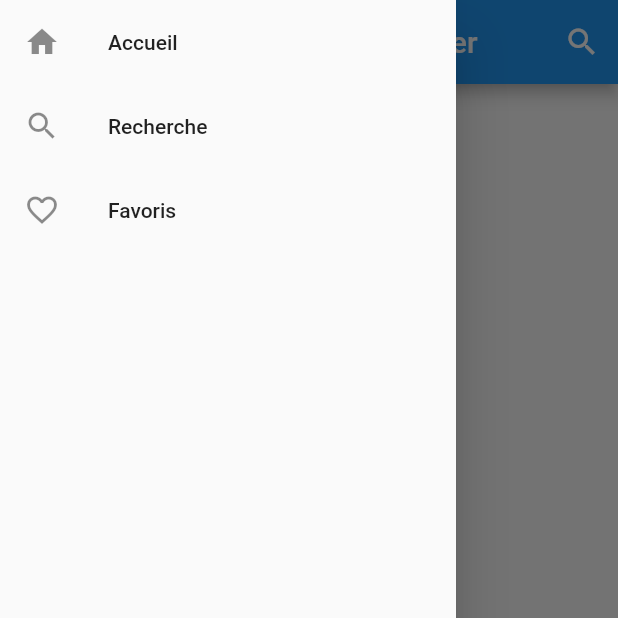
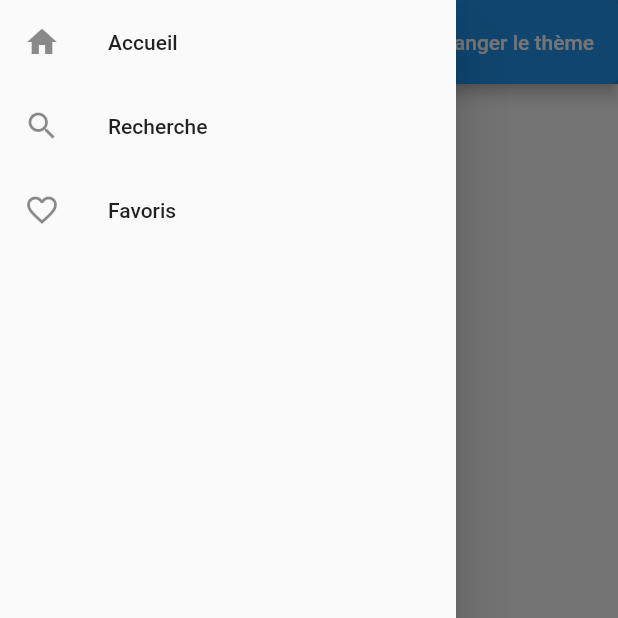
Before and after one commit to ClementDemade/project_got, a Flutter app: the screen it shows after launch, with the side drawer open, on a phone screen of 412 x 824 dp, the top half of it. Run offline on Flutter 3.47's test engine with Material 2 defaults, Android fonts, the phone set to English and light mode, and no system bars; our stand-ins replace adaptive_theme, bloc, dio, flutter_bloc; network calls fail.

Commit message:
ajout du mode dark

```diff
--- a/lib/main.dart
+++ b/lib/main.dart
@@ -6,6 +6,7 @@ import 'package:projet_got/utils/api_service.dart';
 import 'package:projet_got/views/favorite_widget.dart';
 import 'package:projet_got/views/home.dart';
 import 'package:projet_got/views/search_page.dart';
+import 'package:adaptive_theme/adaptive_theme.dart';
 
 import 'cubit/main_character_cubit.dart';
 
@@ -32,7 +33,21 @@ class MyApp extends StatelessWidget {
           )..fetch(),
         ),
       ],
-      child: MaterialApp(
+      child: AdaptiveTheme(
+        light: ThemeData(
+          brightness: Brightness.light,
+          primarySwatch: Colors.blue,
+        ),
+        dark: ThemeData(
+          brightness: Brightness.dark,
+          primarySwatch: Colors.orange,
+        ),
+        initial: AdaptiveThemeMode.light,
+        builder: (theme, darkTheme) => MaterialApp(
+          debugShowCheckedModeBanner: false,
+          title: 'Flutter Dark Mode',
+          theme: theme,
+          darkTheme: darkTheme,
           initialRoute: '/',
           routes: <String,WidgetBuilder> {
             '/': (BuildContext context) {
@@ -43,10 +58,10 @@ class MyApp extends StatelessWidget {
             },
             '/favorite': (BuildContext context) {
               return FavoritePage(initialfavoris: favoris);
-            }
-          },
-
-        ),
-      );
+            },
+        }
+      ),
+    ),
+    );
   }
 }
--- a/lib/views/home.dart
+++ b/lib/views/home.dart
@@ -1,3 +1,4 @@
+import 'package:adaptive_theme/adaptive_theme.dart';
 import 'package:flutter/material.dart';
 import 'package:flutter_bloc/flutter_bloc.dart';
 import 'package:projet_got/cubit/main_character_cubit.dart';
@@ -5,12 +6,11 @@ import 'package:projet_got/models/main_character_data.dart';
 import 'package:projet_got/repository/main_character_favorite_repository.dart';
 import 'package:projet_got/views/NavBar.dart';
 import 'package:projet_got/views/main_character_current_widget.dart';
-import 'package:projet_got/views/search_page.dart';
-
 
 class HomePage extends StatefulWidget {
   HomePage({Key? key, required this.initialfavoris}) : super(key: key);
   MainCharacterFavoriteRepository initialfavoris;
+
 
   @override
   HomePageState createState() => new HomePageState(favoris: initialfavoris);
@@ -18,22 +18,48 @@ class HomePage extends StatefulWidget {
 
 class HomePageState extends State<HomePage> {
   MainCharacterFavoriteRepository favoris;
+  bool darkmode = false;
+  dynamic savedThemeMode;
+
+  void initState() {
+    super.initState();
+    getCurrentTheme();
+  }
+
 
   HomePageState({required this.favoris});
   @override
   Widget build(BuildContext context) {
-    Icon customIcon = const Icon(Icons.search);
     Widget customSearchBar = const Text('Game of Thrones Character');
+    SwitchListTile switchButton =
+      SwitchListTile(
+        title: Text('Mode sombre'),
+        activeColor: Colors.orange,
+        secondary: const Icon(Icons.nightlight_round),
+        value: darkmode,
+        onChanged: (bool value) {
+          print(value);
+          if (value == true) {
+            AdaptiveTheme.of(context).setDark();
+          } else {
+            AdaptiveTheme.of(context).setLight();
+          }
+          setState(() {
+            darkmode = value;
+          });
+        },
+      );
     return Scaffold(
       drawer: navBar(favorite: favoris),
       appBar: AppBar(
         title: customSearchBar,
         actions: [
-          IconButton(
-          onPressed: () => Navigator.of(context)
-              .push(MaterialPageRoute(builder: (_) => SearchPage())),
-            icon: const Icon(Icons.search),
-          )
+          ElevatedButton(
+            onPressed: () {
+              changeTheme();
+            },
+            child: Text('Changer le thème'),
+          ),
         ],
       ),
       body: Center(
@@ -87,6 +113,35 @@ class HomePageState extends State<HomePage> {
     );
   }
 
+  Future getCurrentTheme() async {
+    savedThemeMode = await AdaptiveTheme.getThemeMode();
+    if (savedThemeMode.toString() == 'AdaptiveThemeMode.dark') {
+      print('thème sombre');
+      setState(() {
+        darkmode = true;
+      });
+    } else {
+      print('thème clair');
+      setState(() {
+        darkmode = false;
+      });
+    }
+  }
+
+  void changeTheme() async {
+    if (darkmode == true) {
+      AdaptiveTheme.of(context).setDark();
+      setState(() {
+        darkmode = false;
+      });
+    } else {
+      AdaptiveTheme.of(context).setLight();
+      setState(() {
+        darkmode = true;
+      });
+    }
+  }
+
   int stateFavorite(MainCharacterData character) {
     if (this.favoris.removeCharacter(character.fullName) < 0 ) {
       setState(() {
--- a/lib/views/navbar.dart
+++ b/lib/views/navbar.dart
@@ -57,4 +57,5 @@ class navBar extends StatelessWidget{
     );
   }
 
+
 }
--- a/pubspec.yaml
+++ b/pubspec.yaml
@@ -43,6 +43,7 @@ dependencies:
   meta:
   intl:
   equatable:
+  adaptive_theme: ^1.1.0
 
 dev_dependencies:
   flutter_test:
```
Also changed, not shown: pubspec.lock, 2 other files.
